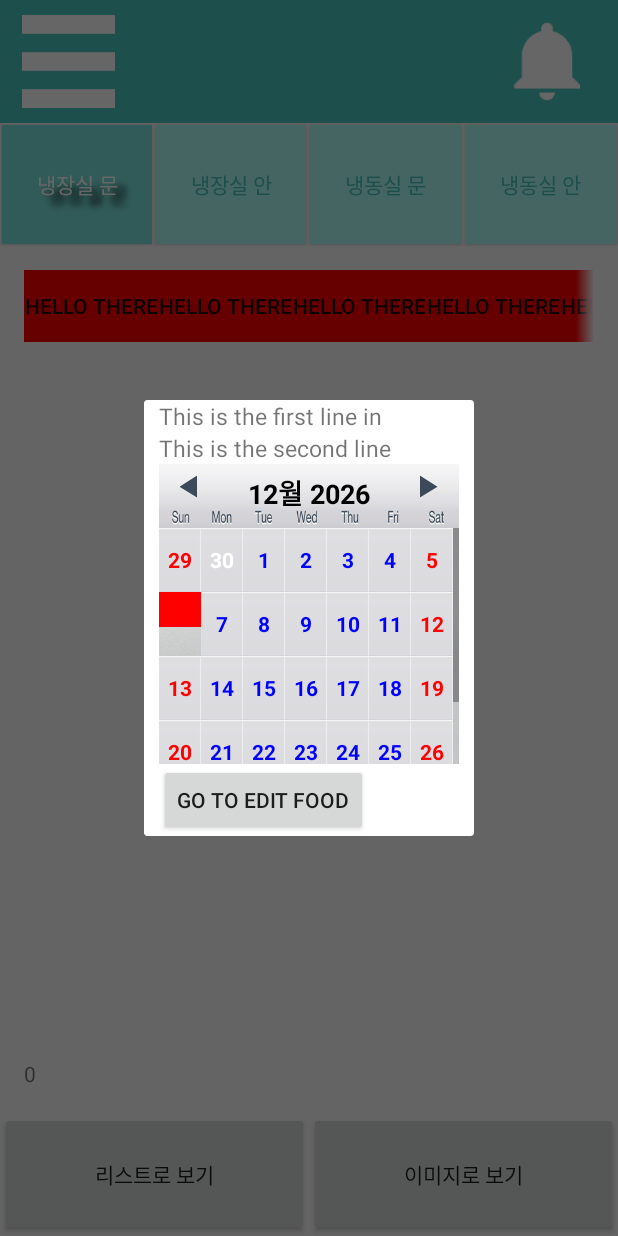
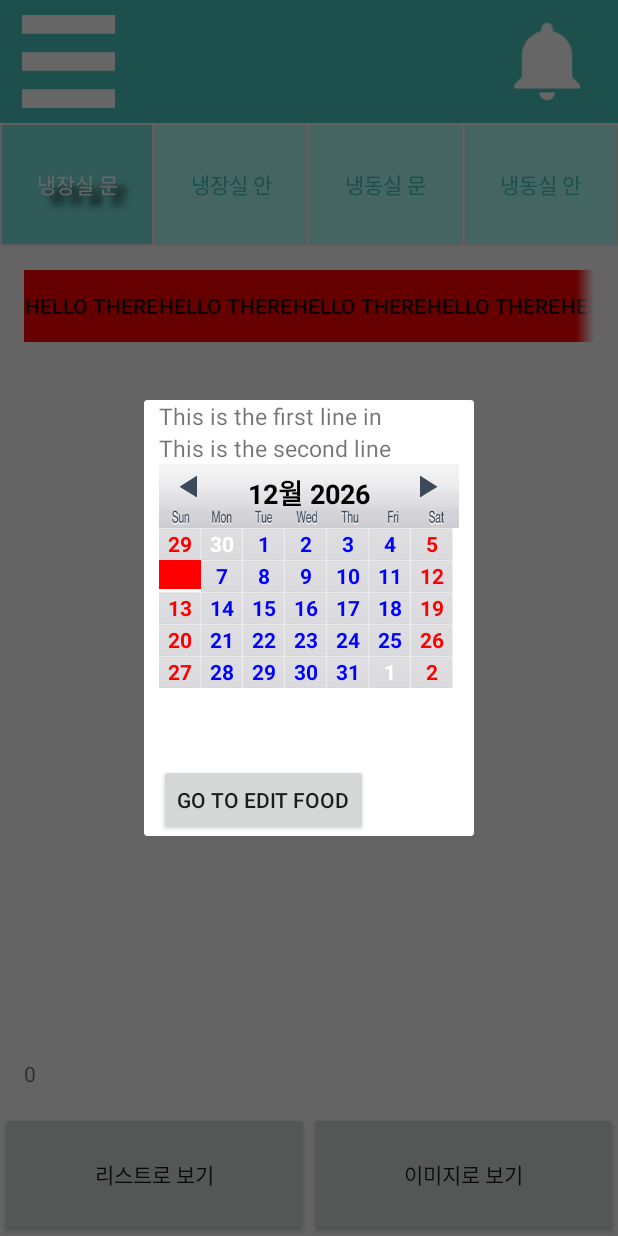
Before and after one commit to Nexters/Bingo, an Android app: the fragment ViewFoodFragment placed in its activity, on a phone screen of 412 x 824 dp. Run offline under Robolectric (Android 15) with nearby library versions, the phone set to English and light mode, and no system bars.

Commit message:
found out why calendar cell was always too big

```diff
--- a/Android/app/src/main/java/com/example/lg/fridge/activities/IntroActivity.java
+++ b/Android/app/src/main/java/com/example/lg/fridge/activities/IntroActivity.java
@@ -23,7 +23,7 @@ public class IntroActivity extends ActionBarActivity {
           public void run() {
               try {
                   //Thread will sleep for 3 seconds
-                  sleep(3*1000);
+                  sleep(2*1000);
 
                   startActivity(i);
                   finish();
--- a/Android/app/src/main/java/com/example/lg/fridge/calendar/CalendarAdapter.java
+++ b/Android/app/src/main/java/com/example/lg/fridge/calendar/CalendarAdapter.java
@@ -23,7 +23,11 @@ import java.util.Locale;
  */
 
 /**
- * Created by LG on 2015-01-15.
+ *
+ * ######################################
+ * 셀 하나 크기의 원인은 cell의 backgroundresource 이미지 크기
+ * #######################################
+ *
  */
 public class CalendarAdapter extends BaseAdapter {
     private Context mContext;
--- a/Android/app/src/main/res/layout/calendar.xml
+++ b/Android/app/src/main/res/layout/calendar.xml
@@ -1,9 +1,8 @@
 <?xml version="1.0" encoding="utf-8"?>
 <!-- Custom calendar를 위한 xml !-->
-<RelativeLayout xmlns:android="http://schemas.android.com/apk/res/android"
-    android:layout_width="200dp"
-    android:layout_height="200dp"
-    android:background="@drawable/background"
+<LinearLayout xmlns:android="http://schemas.android.com/apk/res/android"
+    android:layout_width="match_parent"
+    android:layout_height="match_parent"
     android:orientation="vertical" >
 
     <RelativeLayout
@@ -52,31 +51,10 @@
     <GridView
         xmlns:android="http://schemas.android.com/apk/res/android"
         android:id="@+id/gridview"
-        android:layout_below="@+id/header"
-        android:layout_width="fill_parent"
+        android:layout_width="match_parent"
         android:layout_height="wrap_content"
-        android:layout_gravity="center_horizontal"
-        android:listSelector="@android:color/transparent"
+        android:gravity="center"
         android:numColumns="7"
-        android:stretchMode="columnWidth" />
+        android:stretchMode="columnWidth"/>
 
-    <LinearLayout
-        android:layout_below="@+id/gridview"
-        android:layout_width="match_parent"
-        android:layout_marginLeft="5dp"
-        android:layout_marginRight="5dp"
-        android:layout_height="wrap_content"
-        android:orientation="vertical">
-        <TextView
-            android:id="@+id/cal_tv_firstdate"
-            android:layout_width="match_parent"
-            android:layout_height="wrap_content"
-            android:text="First Date"/>
-        <TextView
-            android:id="@+id/cal_tv_seconddate"
-            android:layout_width="match_parent"
-            android:layout_height="wrap_content"
-            android:text="Second Date"/>
-    </LinearLayout>
-
-</RelativeLayout>
+</LinearLayout>
--- a/Android/app/src/main/res/layout/calendar_item.xml
+++ b/Android/app/src/main/res/layout/calendar_item.xml
@@ -1,12 +1,10 @@
 <?xml version="1.0" encoding="utf-8"?>
     <!-- Custom calendar를 위한 xml !-->
 <LinearLayout xmlns:android="http://schemas.android.com/apk/res/android"
-    android:layout_width="wrap_content"
+    android:layout_width="match_parent"
     android:layout_height="wrap_content"
-    android:background="@drawable/calendar_cell"
     android:gravity="center"
-    android:orientation="vertical"
-    android:padding="2dip" > <!--셀 하나 !-->
+    android:orientation="vertical"> <!--셀 하나 -->
 
     <TextView
         xmlns:android="http://schemas.android.com/apk/res/android"
@@ -18,13 +16,4 @@
         android:textStyle="bold" >
     </TextView>
 
-    <ImageView
-        xmlns:android="http://schemas.android.com/apk/res/android"
-        android:id="@+id/date_icon"
-        android:layout_width="wrap_content"
-        android:layout_height="wrap_content"
-        android:layout_alignLeft="@+id/date"
-        android:src="@drawable/dot"
-        android:visibility="gone" />
-
 </LinearLayout>
--- a/Android/app/src/main/res/layout/view_food_fragment.xml
+++ b/Android/app/src/main/res/layout/view_food_fragment.xml
@@ -14,8 +14,8 @@
         android:text="This is the second line"
         android:textSize="15sp"/>
     <LinearLayout
-        android:layout_width="wrap_content"
-        android:layout_height="wrap_content"
+        android:layout_width="200dp"
+        android:layout_height="200dp"
         android:layout_gravity="center"
         android:orientation="vertical"
         android:id="@+id/view_food_fragment_calendar_container">
```
Also changed, not shown: Android/app/src/main/res/drawable-hdpi/calendar_cel_selectl.png, Android/app/src/main/res/drawable-hdpi/calendar_cell.png.
